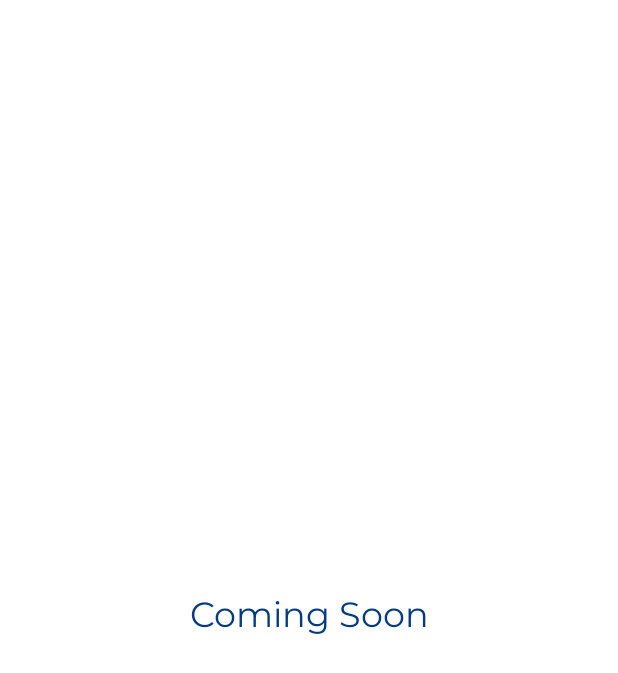
After one commit to abdullahNagori/mvvm, an Android app: the layout company_provided_lead_fragment.xml on its own in the app's theme, with its tools: preview values and no code run, on a phone screen of 412 x 824 dp. The commit adds this screen. Shown: the top 673 px of the screen. Run offline under Robolectric (Android 15) with nearby library versions, the light colour scheme and no system bars.

Commit message:
completee fixes by BA

```diff
--- a/app/src/main/java/com/example/abl/constant/Constants.kt
+++ b/app/src/main/java/com/example/abl/constant/Constants.kt
@@ -33,9 +33,10 @@ object Constants {
     const val CUSTOMER_DATA = "customer_data"
     const val IS_SHIFT : String = "is_Shift"
     const val NIGHT_MODE = "night_mode"
-    const val MTD : String = "NTB"
+    const val MTD : String = "MTB"
     const val YTD : String = "YTD"
     const val LTD : String = "LTD"
+    const val YTB : String = "YTB"
     const val CALCULATOR : String = "Calculators"
     const val MARKETING_COLLATERAL : String = "Marketing Collateral"
     const val BDB_BDO_PLANNER : String = "BDB / BDO Planner"
@@ -72,6 +73,8 @@ object Constants {
     const val MY_LEADS ="My Leads"
     var BTL ="BTL"
     const val OWN_LEAD ="Own Leads"
+    const val COMPANY_PROVIDED_LEADS ="Company Provided Leads"
+    const val SALES_PIPELINE ="Sales Pipeline"
     const val FOLLOW_UP_MEETING_SCHEDULER ="Follow Up / Meeting Scheduler"
     const val REPEATED_LEADS ="Repeated Leads"
     const val PREFERENCES_FILE_NAME = "PREFERENCES_FILE_NAME"
--- a/app/src/main/java/com/example/abl/fragment/AllFragment.kt
+++ b/app/src/main/java/com/example/abl/fragment/AllFragment.kt
@@ -53,6 +53,7 @@ class AllFragment : BaseDockFragment(), ClickListner {
         binding = FragmentAllBinding.inflate(layoutInflater)
         section = GsonFactory.getConfiguredGson()?.fromJson(arguments?.getString(ARG_NAME), DynamicLeadsResponse::class.java)
         initRecyclerView()
+
         return binding.root
     }
 
--- a/app/src/main/java/com/example/abl/fragment/CRMFragment.kt
+++ b/app/src/main/java/com/example/abl/fragment/CRMFragment.kt
@@ -28,7 +28,6 @@ import java.util.ArrayList
 class CRMFragment : BaseDockFragment() {
 
     lateinit var binding: FragmentCrmBinding
-
 
     // lateinit var list: List<DynamicLeadsItem>
     override fun onCreateView(
--- a/app/src/main/java/com/example/abl/fragment/CheckInFormFragment.kt
+++ b/app/src/main/java/com/example/abl/fragment/CheckInFormFragment.kt
@@ -205,7 +205,7 @@ class CheckInFormFragment : BaseDockFragment(), DatePickerDialog.OnDateSetListen
             binding.date.text.toString(),
             binding.dateOfConversion.text.toString(),
             customer.customer_id,
-            customer.record_id,
+            customer.lead_id,
             (selectedProduct?.record_id)!!,
             (selectedProduct?.product_name)!!,
             "",
--- a/app/src/main/java/com/example/abl/model/DynamicLeadsItem.kt
+++ b/app/src/main/java/com/example/abl/model/DynamicLeadsItem.kt
@@ -52,5 +52,6 @@ data class DynamicLeadsItem(
     val updated_at: String,
     val user_code: String,
     val user_id: String,
-    val user_name: String
+    val user_name: String,
+    val lead_id: String
 ):Parcelable
--- a/app/src/main/java/com/example/abl/modules/FragmentBuilderModule.kt
+++ b/app/src/main/java/com/example/abl/modules/FragmentBuilderModule.kt
@@ -55,4 +55,10 @@ interface FragmentBuilderModule {
 
     @ContributesAndroidInjector
     fun contributeChangePasswordFragment(): ChangePasswordFragment
+
+    @ContributesAndroidInjector
+    fun contributeCallLogsFragment(): CallLogsFragment
+
+    @ContributesAndroidInjector
+    fun contributeCompanyProvidedLeadFragment(): CompanyProvidedLeadFragment
 }
--- /dev/null
+++ b/app/src/main/res/drawable/ic_search_abl.xml
@@ -0,0 +1,4 @@
+<vector android:height="22dp" android:viewportHeight="56.966"
+    android:viewportWidth="56.966" android:width="22dp" xmlns:android="http://schemas.android.com/apk/res/android">
+    <path android:fillColor="@color/colorAccent" android:pathData="M55.146,51.887L41.588,37.786c3.486,-4.144 5.396,-9.358 5.396,-14.786c0,-12.682 -10.318,-23 -23,-23s-23,10.318 -23,23s10.318,23 23,23c4.761,0 9.298,-1.436 13.177,-4.162l13.661,14.208c0.571,0.593 1.339,0.92 2.162,0.92c0.779,0 1.518,-0.297 2.079,-0.837C56.255,54.982 56.293,53.08 55.146,51.887zM23.984,6c9.374,0 17,7.626 17,17s-7.626,17 -17,17s-17,-7.626 -17,-17S14.61,6 23.984,6z"/>
+</vector>
--- /dev/null
+++ b/app/src/main/res/layout/company_provided_lead_fragment.xml
@@ -0,0 +1,18 @@
+<?xml version="1.0" encoding="utf-8"?>
+<RelativeLayout
+    xmlns:android="http://schemas.android.com/apk/res/android"
+    xmlns:tools="http://schemas.android.com/tools"
+    android:layout_width="match_parent"
+    android:layout_height="match_parent"
+    android:background="@color/white"
+    tools:context=".fragment.CompanyProvidedLeadFragment">
+
+    <TextView
+        android:layout_width="match_parent"
+        android:layout_height="match_parent"
+        android:text="Coming Soon"
+        android:textColor="@color/colorPrimary"
+        android:textSize="@dimen/_18sdp"
+        android:gravity="center"/>
+
+</RelativeLayout>
--- a/app/src/main/res/layout/ltd_fragment.xml
+++ b/app/src/main/res/layout/ltd_fragment.xml
@@ -57,7 +57,7 @@
             android:layout_toStartOf="@id/filter"
             android:visibility="visible"
             android:background="@android:color/transparent"
-            app:srcCompat="@drawable/ic_search" />
+            app:srcCompat="@drawable/ic_search_abl" />
 
         <include
             android:id="@+id/data_not_found"
--- a/app/src/main/res/layout/notification_fragment.xml
+++ b/app/src/main/res/layout/notification_fragment.xml
@@ -22,7 +22,7 @@
             android:layout_height="match_parent"
             android:layout_margin="@dimen/_10sdp"
             app:cardCornerRadius="@dimen/margin_small"
-            app:strokeColor="@color/colorAccent"
+            app:strokeColor="@color/colorPrimary"
             android:theme="@style/Theme.MaterialComponents.Light"
             app:strokeWidth="@dimen/_1sdp"
             >
--- a/app/src/main/res/values/strings.xml
+++ b/app/src/main/res/values/strings.xml
@@ -706,5 +706,6 @@
     <string name="create_new_event">create new event</string>
     <string name="event_desc">Event Description</string>
     <string name="add_event">Add Event</string>
+    <string name="lead">Lead</string>
 
 </resources>
```
Also changed, not shown: app/src/main/java/com/example/abl/activity/MainActivity.kt (+12 -2 lines), app/src/main/java/com/example/abl/fragment/CallLogsFragment.kt (+80 -35 lines), app/src/main/java/com/example/abl/fragment/CompanyProvidedLeadFragment.kt (added, +29 -0 lines), app/src/main/res/layout/search_customer_dialog_fragment.xml (+16 -10 lines), app/src/main/res/navigation/nav_graph.xml (+10 -0 lines).
